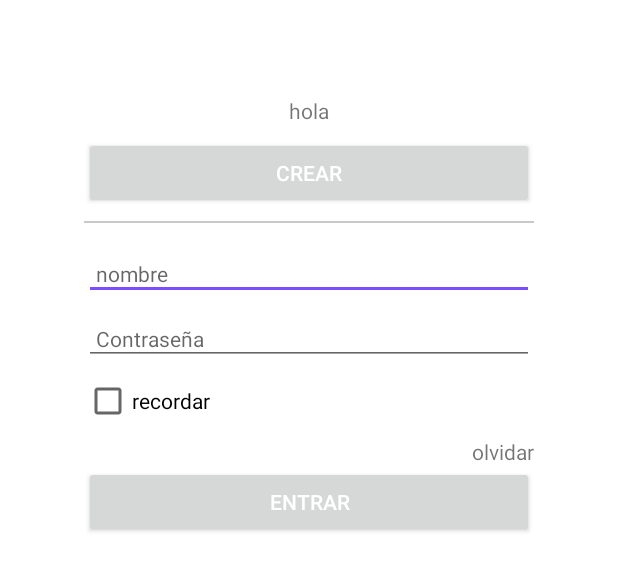
After one commit to SosaToledo/Chanchuno, an Android app: the layout ganador.xml on its own in the app's theme, with its tools: preview values and no code run, on a phone screen of 412 x 824 dp. The commit adds this screen. Shown: the top 571 px of the screen. Run offline under Robolectric (Android 15) with nearby library versions, the phone set to English and light mode, and no system bars.

Commit message:
Cosas locas
diria nelson

```diff
--- a/app/src/main/java/com/example/luciano/chanchuno/MainActivity.java
+++ b/app/src/main/java/com/example/luciano/chanchuno/MainActivity.java
@@ -26,7 +26,7 @@ public class MainActivity extends AppCompatActivity {
     private RecyclerView.LayoutManager layoutManager;
     private RecyclerView lista;
 
-    public static List<String> jugadors;
+    public static ArrayList<String> jugadors = new ArrayList<>();
 
     @Override
     protected void onCreate(Bundle savedInstanceState) {
@@ -74,7 +74,7 @@ public class MainActivity extends AppCompatActivity {
             }
             if (jugadors.size()==1){
                 dialog.setTitle("Ah pero sos loco");
-                dialog.setMessage("¿Como vas a jugar solo?");
+                dialog.setMessage("¿Cómo vas a jugar solo?");
             }
             dialog.setCancelable(true);
             dialog.setPositiveButton("Esta bien", new DialogInterface.OnClickListener() {
--- a/app/src/main/java/com/example/luciano/chanchuno/partida.java
+++ b/app/src/main/java/com/example/luciano/chanchuno/partida.java
@@ -1,17 +1,23 @@
 package com.example.luciano.chanchuno;
 
+import android.app.AlertDialog;
+import android.content.Intent;
 import android.support.v7.app.AppCompatActivity;
 import android.os.Bundle;
 import android.support.v7.widget.CardView;
 import android.support.v7.widget.LinearLayoutManager;
 import android.support.v7.widget.RecyclerView;
+import android.view.LayoutInflater;
 import android.view.View;
+import android.widget.Button;
 import android.widget.TextView;
 import android.widget.Toast;
 
+import java.util.ArrayList;
+
 public class partida extends AppCompatActivity {
 
-    private RecyclerView.Adapter adapter;
+    public static RecyclerView.Adapter adapter;
     private RecyclerView.LayoutManager layoutManager;
     private RecyclerView lista;
 
@@ -29,4 +35,10 @@ public class partida extends AppCompatActivity {
         adapter = new partidaAdapter(MainActivity.jugadors,this);
         lista.setAdapter(adapter);
     }
+
+    public static void eliminar(String s){
+        MainActivity.jugadors.remove(s);
+        adapter.notifyDataSetChanged();
+
+    }
 }
--- a/app/src/main/java/com/example/luciano/chanchuno/partidaAdapter.java
+++ b/app/src/main/java/com/example/luciano/chanchuno/partidaAdapter.java
@@ -1,6 +1,8 @@
 package com.example.luciano.chanchuno;
 
+import android.app.AlertDialog;
 import android.content.Context;
+import android.content.DialogInterface;
 import android.graphics.Color;
 import android.support.v7.widget.RecyclerView;
 import android.view.LayoutInflater;
@@ -16,19 +18,18 @@ import java.util.List;
 import java.util.Random;
 import java.util.Set;
 
-/**
- * Created by luciano on 23/05/17.
- */
 
 public class partidaAdapter extends RecyclerView.Adapter<partidaAdapter.partidaViewHolder>{
     private final Context contexto;
     private List numeros = new ArrayList<Integer>();
     CharSequence palabra = "CHANCHO";
     private List<String> jugadors;
+    public static int cantJugadores = 0;
 
     public partidaAdapter(List<String> jugadors, Context context) {
         this.jugadors = jugadors;
         this.contexto = context;
+        cantJugadores = jugadors.size();
     }
 
     @Override
@@ -72,19 +73,48 @@ public class partidaAdapter extends RecyclerView.Adapter<partidaAdapter.partidaV
         }
 
         @Override
-        public void onClick(View v) {
+        public void onClick(final View v) {
             if (chancho.length()<11){
                 String s = chancho.getText().toString() + palabra.charAt(chancho.getText().length());
                 if (s.length() >= 0) {
                     chancho.setText(s.subSequence(0, s.length()));
                 }
                 if (chancho.getText().length() == 7) {
-                    chancho.setText("¡CHANCHO VA!");
-                    chanchoFondo.setText("");
-                    foto.setAlpha(0.5f);
-                    Toast.makeText(v.getContext(), nom.getText()+" perdio.", Toast.LENGTH_SHORT).show();
+                    AlertDialog.Builder dialogEliminar = new AlertDialog.Builder(v.getContext());
+                    dialogEliminar.setTitle("¿"+nom.getText()+" perdió?");
+                    dialogEliminar.setCancelable(false);
+                    dialogEliminar.setPositiveButton("sí", new DialogInterface.OnClickListener() {
+
+                        //caso afirmativo el jugador es eliminado.
+                        @Override
+                        public void onClick(DialogInterface dialog, int which) {
+                            chancho.setText("¡CHANCHO VA!");
+                            chanchoFondo.setText("");
+                            foto.setAlpha(0.5f);
+                            Toast.makeText(v.getContext(), nom.getText()+" perdio.", Toast.LENGTH_SHORT).show();
+                            partida.eliminar(nom.getText().toString());
+                            partidaAdapter.cantJugadores -= 1;
+                            if (partidaAdapter.cantJugadores == 1){
+                                String s = MainActivity.jugadors.get(0);
+                                Toast.makeText(v.getContext(), "ganó "+s, Toast.LENGTH_SHORT).show();
+                            }
+                        }
+                    });
+                    dialogEliminar.setNegativeButton("No", new DialogInterface.OnClickListener() {
+
+                        //caso negativo el juegador vuelve a quedar a una letra de perder.
+                        @Override
+                        public void onClick(DialogInterface dialog, int which) {
+                            chancho.setText("CHANCH");
+                            foto.setAlpha(1f);
+                            chanchoFondo.setText("CHANCHO");
+                        }
+                    });
+                    dialogEliminar.show();
+
                 }
             }
+
         }
 
         @Override
@@ -96,9 +126,9 @@ public class partidaAdapter extends RecyclerView.Adapter<partidaAdapter.partidaV
                 chancho.setText("CHANCH");
                 foto.setAlpha(1f);
                 chanchoFondo.setText("CHANCHO");
+                partidaAdapter.cantJugadores += 1;
             }
             return true;
         }
     }
-
 }
--- /dev/null
+++ b/app/src/main/res/layout/ganador.xml
@@ -0,0 +1,99 @@
+<?xml version="1.0" encoding="utf-8"?>
+<RelativeLayout xmlns:android="http://schemas.android.com/apk/res/android"
+    android:layout_width="match_parent"
+    android:layout_height="match_parent"
+    android:background="@android:color/white"
+    android:padding="@dimen/dialog_body">
+
+
+    <TextView
+        android:id="@+id/info_text"
+        android:layout_width="wrap_content"
+        android:layout_height="wrap_content"
+        android:layout_alignParentTop="true"
+        android:layout_centerHorizontal="true"
+        android:gravity="center"
+        android:paddingBottom="@dimen/padding_between"
+        android:paddingTop="@dimen/padding_between"
+        android:text="hola"
+        android:textAppearance="?android:attr/textAppearanceSmall" />
+
+    <Button
+        android:id="@+id/crear_boton"
+        android:layout_width="match_parent"
+        android:layout_height="wrap_content"
+        android:layout_below="@+id/info_text"
+        android:layout_centerHorizontal="true"
+        android:paddingBottom="@dimen/button_padding"
+        android:paddingTop="@dimen/button_padding"
+        android:text="Crear"
+        android:textColor="@android:color/white" />
+
+    <View
+        android:id="@+id/divider"
+        android:layout_width="match_parent"
+        android:layout_height="1dp"
+        android:layout_below="@+id/crear_boton"
+        android:layout_marginBottom="@dimen/padding_between"
+        android:layout_marginTop="@dimen/padding_between"
+        android:background="#C8C9CB" />
+
+    <EditText
+        android:id="@+id/nombre_input"
+        android:layout_width="match_parent"
+        android:layout_height="wrap_content"
+        android:layout_below="@+id/divider"
+        android:layout_centerHorizontal="true"
+        android:layout_marginTop="@dimen/normal_padding"
+        android:ems="10"
+        android:hint="@string/nombre_input"
+        android:inputType="textPersonName"
+        android:padding="@dimen/edit_text_padding"
+        android:textAppearance="?android:attr/textAppearanceSmall" />
+
+    <EditText
+        android:id="@+id/contrasena_input"
+        android:layout_width="match_parent"
+        android:layout_height="wrap_content"
+        android:layout_below="@+id/nombre_input"
+        android:layout_centerHorizontal="true"
+        android:layout_marginBottom="@dimen/padding_between"
+        android:layout_marginTop="@dimen/normal_padding"
+        android:ems="10"
+        android:hint="Contraseña"
+        android:inputType="textPassword"
+        android:padding="@dimen/edit_text_padding"
+        android:textAppearance="?android:attr/textAppearanceSmall" />
+
+    <CheckBox
+        android:id="@+id/recordar_check"
+        android:layout_width="wrap_content"
+        android:layout_height="wrap_content"
+        android:layout_alignLeft="@+id/contrasena_input"
+        android:layout_alignStart="@+id/contrasena_input"
+        android:layout_below="@+id/contrasena_input"
+        android:checked="false"
+        android:text="recordar" />
+
+    <TextView
+        android:id="@+id/olvidar_text"
+        android:layout_width="wrap_content"
+        android:layout_height="wrap_content"
+        android:layout_alignEnd="@+id/contrasena_input"
+        android:layout_alignRight="@+id/contrasena_input"
+        android:layout_below="@+id/recordar_check"
+        android:paddingTop="@dimen/padding_between"
+        android:text="olvidar"
+        android:textAppearance="?android:attr/textAppearanceSmall" />
+
+    <Button
+        android:id="@+id/entrar_boton"
+        android:layout_width="match_parent"
+        android:layout_height="wrap_content"
+        android:paddingBottom="@dimen/button_padding"
+        android:paddingTop="@dimen/button_padding"
+        android:text="Entrar"
+        android:textColor="@android:color/white"
+        android:layout_below="@+id/olvidar_text"
+        android:layout_alignParentStart="true" />
+</RelativeLayout>
--- a/app/src/main/res/values/dimens.xml
+++ b/app/src/main/res/values/dimens.xml
@@ -4,4 +4,9 @@
     <dimen name="margenCardView">5dp</dimen>
     <dimen name="margenImgCardView">5dp</dimen>
     <dimen name="tamanoTexto">30sp</dimen>
+    <dimen name="dialog_body">56dp</dimen>
+    <dimen name="padding_between">8dp</dimen>
+    <dimen name="button_padding">8dp</dimen>
+    <dimen name="normal_padding">8dp</dimen>
+    <dimen name="edit_text_padding">8dp</dimen>
 </resources>
--- a/app/src/main/res/values/strings.xml
+++ b/app/src/main/res/values/strings.xml
@@ -7,4 +7,5 @@
     <string name="palabraAcolorear">CHANCHO</string>
     <string name="textoboton">Agregar</string>
     <string name="ingresar_nombre_de_jugador">Ingresar nombre de jugador</string>
+    <string name="nombre_input">nombre</string>
 </resources>
```
